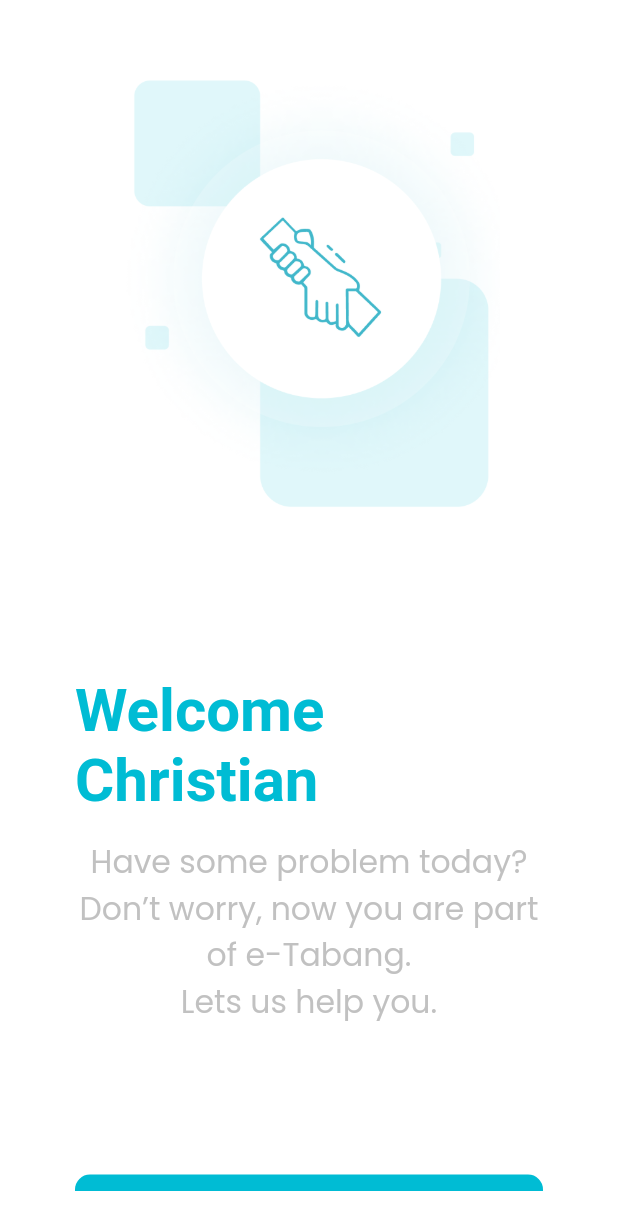
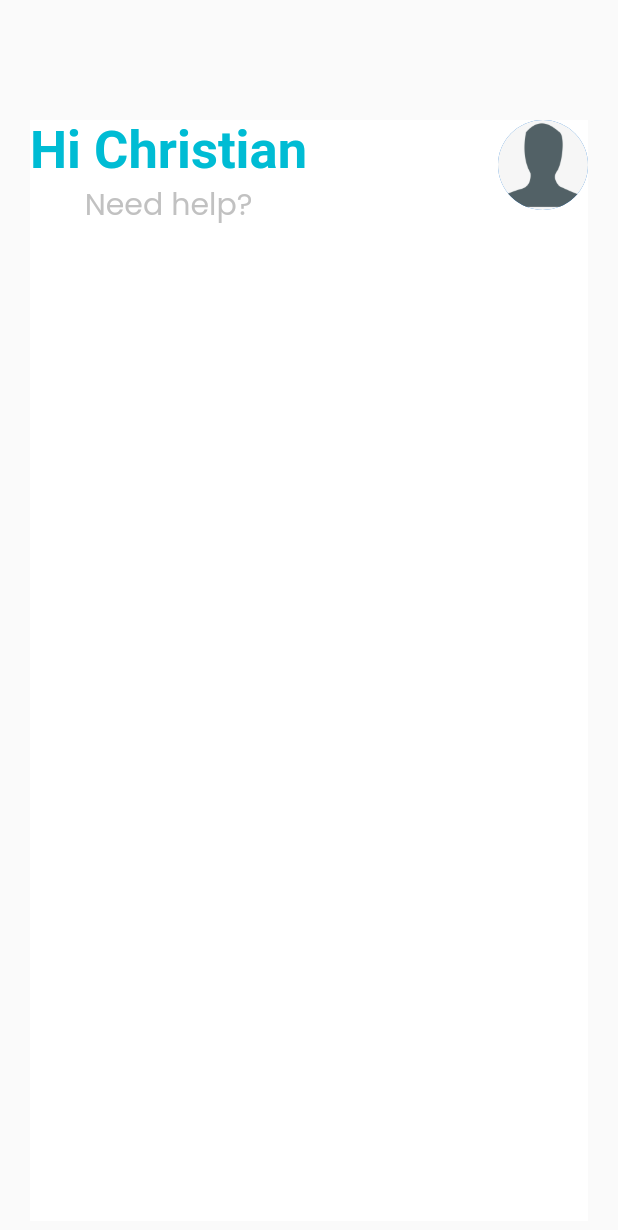
Before and after one commit to YerNiarb/etabang, a Flutter app: the screen it shows after launch, on a phone screen of 412 x 824 dp. Shown: the top 1230 px of the screen. Run offline on Flutter 3.47's test engine with Material 2 defaults, Android fonts, the phone set to English and light mode, and no system bars; Roboto replaces fonts that are missing (Helvetica).

Commit message:
Find Services Page - WIP

```diff
--- a/etabang/lib/main.dart
+++ b/etabang/lib/main.dart
@@ -1,3 +1,4 @@
+import 'package:etabang/pages/customer/find_services.dart';
 import 'package:etabang/pages/get_started.dart';
 import 'package:etabang/pages/sign_in.dart';
 import 'package:etabang/pages/sign_up.dart';
@@ -6,6 +7,6 @@ import 'package:flutter/material.dart';
 
 void main() {
   runApp(const MaterialApp(
-    home: WelcomePage(),
+    home: FindServices(),
   ));
 }
--- /dev/null
+++ b/etabang/lib/pages/customer/find_services.dart
@@ -0,0 +1,55 @@
+import 'package:flutter/material.dart';
+
+class FindServices extends StatelessWidget {
+  const FindServices({super.key});
+
+  @override
+  Widget build(BuildContext context) {
+    String customerName = "Christian";
+    AssetImage assetImage = AssetImage("assets/images/default-profile.png");
+
+    return Scaffold(
+      body: Padding(
+        padding: const EdgeInsets.fromLTRB(20.0, 80.0, 20.0, 10.0),
+        child: Container(
+          color: Colors.white,
+          child: Column(
+            children: [
+              Row(
+                mainAxisAlignment: MainAxisAlignment.spaceBetween,
+                crossAxisAlignment: CrossAxisAlignment.start,
+                children: [
+                  Column(
+                    children: [
+                      Text(
+                        'Hi $customerName',
+                        style: const TextStyle(
+                          fontSize: 35,
+                          fontWeight: FontWeight.bold,
+                          color: Colors.cyan,
+                          fontFamily: 'Helvetica')
+                      ),
+
+                      const Text(
+                        'Need help?',
+                        style: TextStyle(
+                          fontSize: 20,
+                          color: Color(0x97979797),
+                          fontFamily: 'Poppins')
+                      ),
+
+                    ],
+                  ),
+                  CircleAvatar(
+                    backgroundImage: assetImage,
+                    radius: 30,
+                  )
+                ],
+              )
+            ]
+          ),
+        ),
+      ),
+    );
+  }
+}
--- a/etabang/pubspec.yaml
+++ b/etabang/pubspec.yaml
@@ -63,6 +63,7 @@ flutter:
     - assets/images/get-started-img.png
     - assets/images/sign-in-splash-logo.png
     - assets/images/welcome-page-splash-art.png
+    - assets/images/default-profile.png
 
   # An image asset can refer to one or more resolution-specific "variants", see
   # https://flutter.dev/assets-and-images/#resolution-aware
```
Also changed, not shown: etabang/assets/images/default-profile.png (added).
